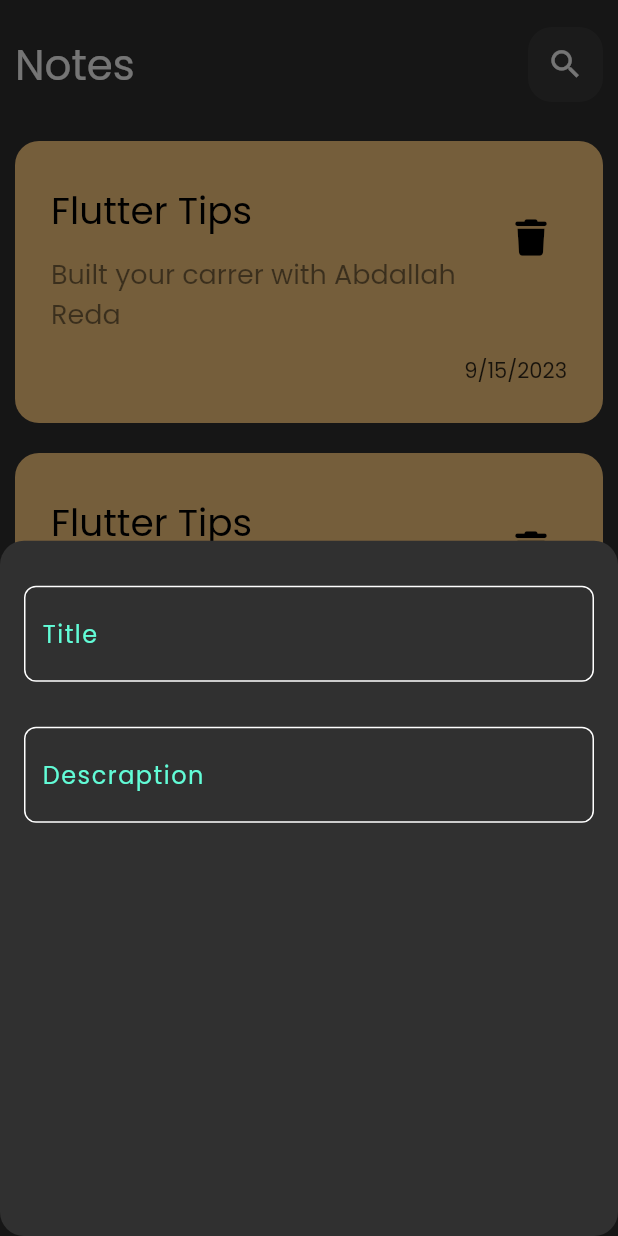
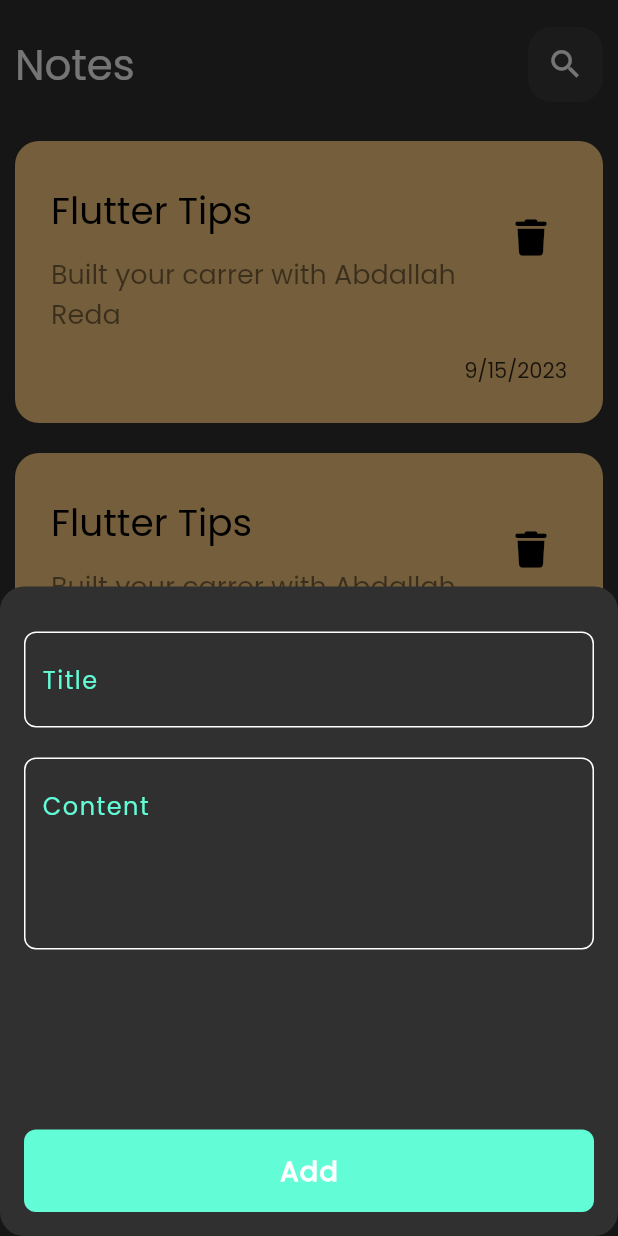
Before and after one commit to Abdallahreda12/Notes_app, a Flutter app: the screen it shows after launch, after a tap on the "add" icon, on a phone screen of 412 x 824 dp. Run offline on Flutter 3.47's test engine with Material 2 defaults, Android fonts, the phone set to English and light mode, and no system bars; our stand-ins replace font_awesome_flutter.

Commit message:
finish bottom sheet

```diff
--- a/lib/Views/notes_view.dart
+++ b/lib/Views/notes_view.dart
@@ -9,6 +9,7 @@ class NotesView extends StatelessWidget {
   @override
   Widget build(BuildContext context) {
     return Scaffold(
+      resizeToAvoidBottomInset: false,
       floatingActionButtonLocation: FloatingActionButtonLocation.miniEndFloat,
       floatingActionButton: FloatingActionButton(
         child: const Icon(Icons.add),
@@ -18,7 +19,7 @@ class NotesView extends StatelessWidget {
                   borderRadius: BorderRadius.circular(16)),
               context: context,
               builder: (context) {
-                return const addNoteBottomSheet();
+                return addNoteBottomSheet();
               });
         },
       ),
--- a/lib/Widgets/custom_text_field.dart
+++ b/lib/Widgets/custom_text_field.dart
@@ -3,13 +3,15 @@ import 'package:notes_app/constants.dart';
 
 // ignore: camel_case_types, must_be_immutable
 class customTextField extends StatelessWidget {
-  customTextField({super.key, this.hintText});
+  customTextField({super.key, this.hintText, this.maxLines = 1});
 
   String? hintText;
+  int? maxLines;
   @override
   Widget build(BuildContext context) {
     return TextField(
       cursorColor: KprimaryColor,
+      maxLines: maxLines,
       decoration: InputDecoration(
           hintText: hintText,
           hintStyle: const TextStyle(
--- a/lib/Widgets/note_bottom_sheet.dart
+++ b/lib/Widgets/note_bottom_sheet.dart
@@ -1,31 +1,67 @@
 import 'package:flutter/material.dart';
+import 'package:notes_app/constants.dart';
 
 import 'custom_text_field.dart';
 
 // ignore: camel_case_types
 class addNoteBottomSheet extends StatelessWidget {
-  const addNoteBottomSheet({super.key});
-
+  addNoteBottomSheet({super.key});
   @override
   Widget build(BuildContext context) {
-    return Padding(
-      padding: const EdgeInsets.symmetric(horizontal: 16),
+    return SingleChildScrollView(
+      child: Padding(
+        padding: const EdgeInsets.symmetric(horizontal: 16, vertical: 16),
         child: Column(
           children: [
             const SizedBox(
-            height: 30,
+              height: 14,
             ),
             customTextField(
               hintText: "Title",
             ),
             const SizedBox(
-            height: 30,
+              height: 20,
             ),
             customTextField(
-            hintText: "Descraption",
+              hintText: "Content",
+              maxLines: 4,
             ),
+            const SizedBox(
+              height: 120,
+            ),
+            const customButton()
           ],
+        ),
       ),
     );
   }
 }
+
+class customButton extends StatelessWidget {
+  const customButton({super.key});
+
+  @override
+  Widget build(BuildContext context) {
+    return GestureDetector(
+      onTap: () {},
+      child: Container(
+        width: MediaQuery.of(context).size.width,
+        height: 55,
+        decoration: BoxDecoration(
+          color: KprimaryColor,
+          borderRadius: BorderRadius.circular(8),
+        ),
+        child: const Center(
+          child: Text(
+            "Add",
+            style: TextStyle(
+                color: Colors.white,
+                fontWeight: FontWeight.bold,
+                fontSize: 18,
+                letterSpacing: 1),
+          ),
+        ),
+      ),
+    );
+  }
+}
```
Lines whose indentation alone changed are shown as unchanged.
